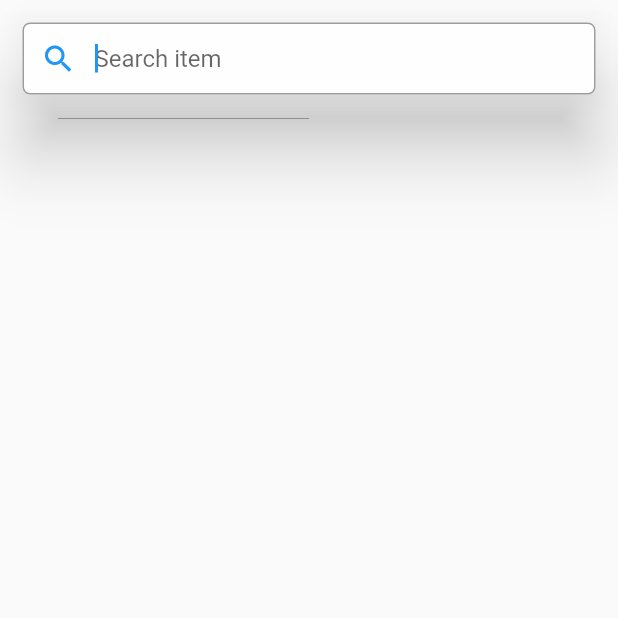
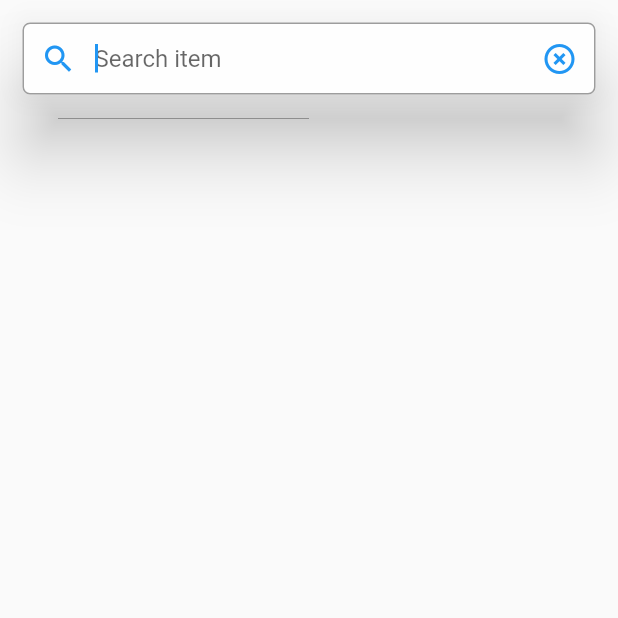
Before and after one commit to wagnerpal/FlutterToDoTest, a Flutter app: the screen it shows after launch, on a phone screen of 412 x 824 dp, the top half of it. Run offline on Flutter 3.47's test engine with Material 2 defaults, Android fonts, the phone set to English and light mode, and no system bars; our stand-ins replace shared_preferences.

Commit message:
improve app state management

```diff
--- a/lib/Components/SearchInput.dart
+++ b/lib/Components/SearchInput.dart
@@ -14,6 +14,8 @@ class _SearchInput extends State<SearchInput>{
 
   void _clearSearchText(){
     _searchTextEditingController.text = "";
+
+    widget.onChanged("");
   }
 
   @override
@@ -31,10 +33,10 @@ class _SearchInput extends State<SearchInput>{
             hintText: "Search item",
             contentPadding: EdgeInsets.all(8.0),
             prefixIcon: Icon(Icons.search),
-            suffixIcon: _searchTextEditingController.text.length != 0 ? GestureDetector(
+            suffixIcon: GestureDetector(
               child: Icon(Icons.highlight_off),
               onTap: _clearSearchText,
-            ) : null,
+            ),
             filled: true,
             fillColor: Colors.white70,
             enabledBorder: OutlineInputBorder(
--- a/lib/Pages/Landing.dart
+++ b/lib/Pages/Landing.dart
@@ -46,13 +46,29 @@ class _LandingState extends State<Landing>{
     );
   }
 
+  Widget getContent(){
+    return Consumer<TodoProvider>(
+      builder: (context, provider, widget) {
+        var todos = provider.todos.where((element) => element.todo.toLowerCase().indexOf(filter.toLowerCase()) >= 0).toList();
+
+        return Expanded(
+          child: todos.length != 0 ? ListView.builder(
+            padding: EdgeInsets.only(top: 15),
+            itemCount: todos.length,
+            itemBuilder: (ctx, index) => this._getRow(ctx, index, todos),
+          ) : Center(
+            child: Text("No items"),
+          )
+        );
+      }
+    );
+  }
+
   @override
   Widget build(BuildContext context) {
     if(!_isInitialized){
       _initialize();
     }
-
-    var todos = Provider.of<TodoProvider>(context).todos.where((element) => element.todo.toLowerCase().indexOf(filter.toLowerCase()) >= 0).toList();
 
     return Scaffold(
       body: SafeArea(
@@ -61,15 +77,7 @@ class _LandingState extends State<Landing>{
             child: Column(
               children: <Widget>[
                 SearchInput(onChanged: this._onSearchChanged),
-                Expanded(
-                  child: todos.length != 0 ? ListView.builder(
-                    padding: EdgeInsets.only(top: 15),
-                    itemCount: todos.length,
-                    itemBuilder: (ctx, index) => this._getRow(ctx, index, todos),
-                  ) : Center(
-                    child: Text("No items"),
-                  )
-                ),
+                getContent(),
               ],
             )
           )
```
